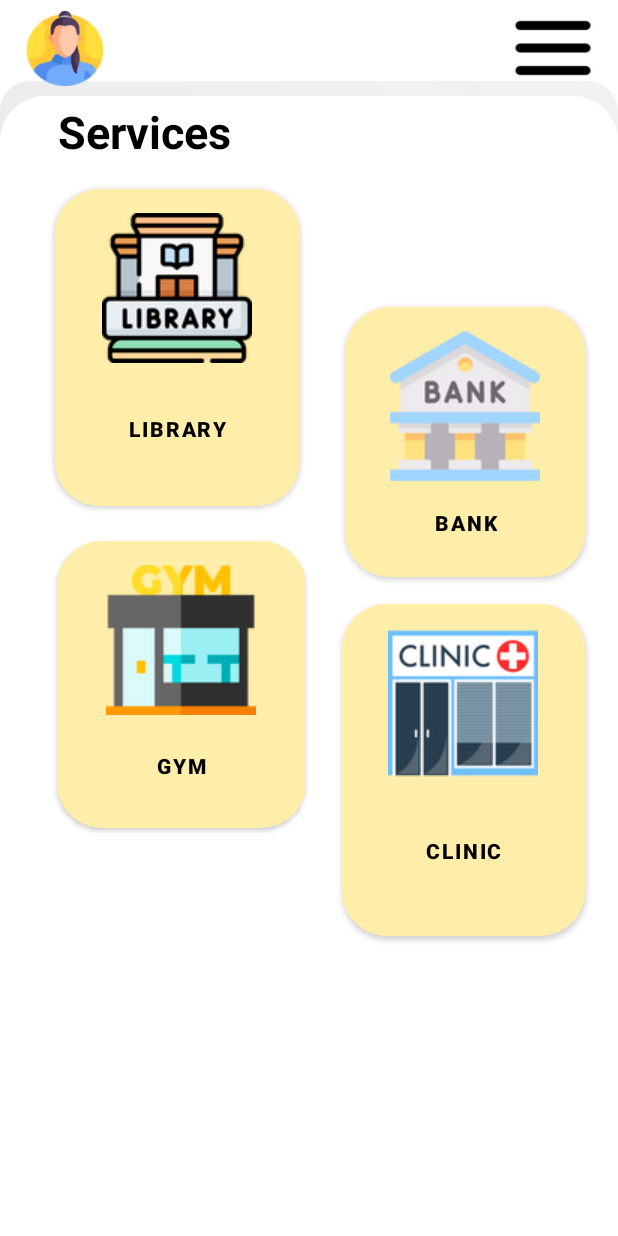
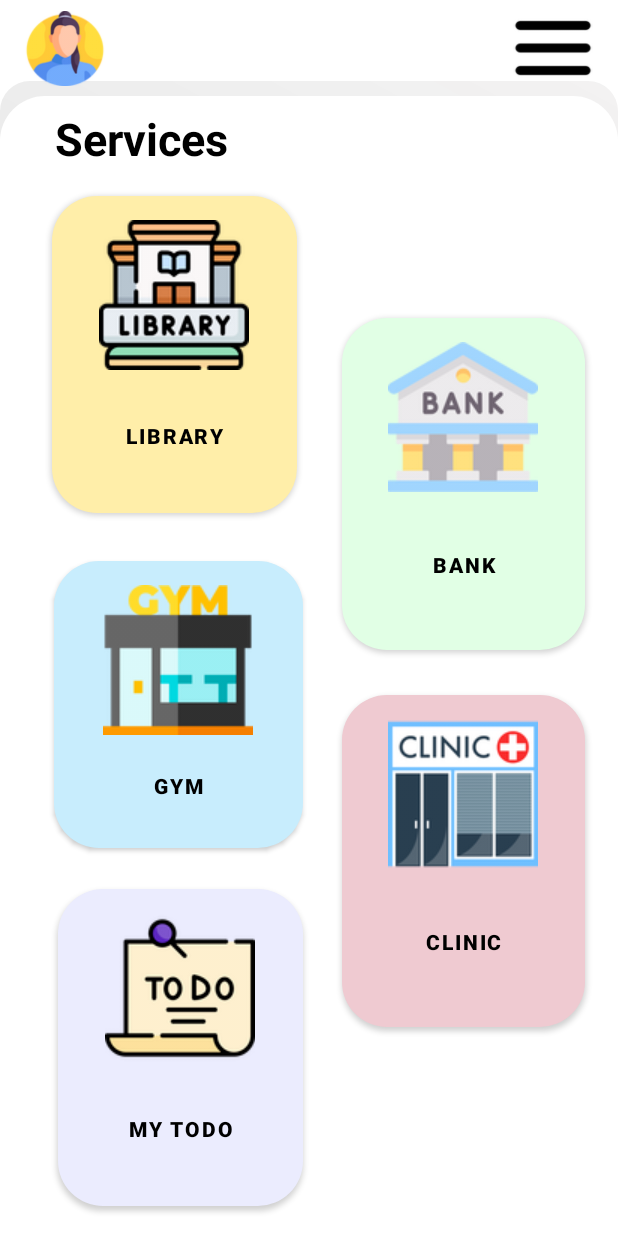
Before and after one commit to GhaidYahya/RitajX, an Android app: the services screen opened directly, with no data from a screen before it, on a phone screen of 412 x 824 dp. Run offline under Robolectric (Android 15) with nearby library versions, the phone set to English and light mode, and no system bars.

Commit message:
GhaidServicesUpdate

```diff
--- a/app/src/main/java/com/example/ritajx/services.java
+++ b/app/src/main/java/com/example/ritajx/services.java
@@ -10,12 +10,29 @@ import android.widget.Button;
 public class services extends AppCompatActivity {
 
     private Button gym_btn;
+    private Button bank_btn;
+    private Button library_btn;
+
+    private Button clinic_btn;
+
+    private Button mytodo_btn;
     @Override
     protected void onCreate(Bundle savedInstanceState) {
         super.onCreate(savedInstanceState);
         setContentView(R.layout.activity_services);
         gym_btn= findViewById(R.id.gym_btn);
+        gym_btn = findViewById(R.id.gym_btn);
+        bank_btn = findViewById(R.id.bank_btn);
+        library_btn = findViewById(R.id.library_btn);
+        clinic_btn = findViewById(R.id.clinic_btn);
+        mytodo_btn = findViewById(R.id.mytodo_btn);
 
+        // Set background colors
+        gym_btn.setBackgroundTintList(getResources().getColorStateList(R.color.purple_200));
+        bank_btn.setBackgroundTintList(getResources().getColorStateList(R.color.sage_green));
+        library_btn.setBackgroundTintList(getResources().getColorStateList(R.color.purple_500));
+        clinic_btn.setBackgroundTintList(getResources().getColorStateList(R.color.pink));
+        mytodo_btn.setBackgroundTintList(getResources().getColorStateList(R.color.lav));
         gym_btn.setOnClickListener(new View.OnClickListener() {
             @Override
             public void onClick(View v) {
--- /dev/null
+++ b/app/src/main/res/drawable/backpink.xml
@@ -0,0 +1,30 @@
+<?xml version="1.0" encoding="utf-8"?>
+<selector xmlns:android="http://schemas.android.com/apk/res/android">
+    <item
+        android:state_pressed="true">
+        <shape android:shape="rectangle">
+            <solid android:color="#fee2df" />
+
+            <corners android:radius="50dp" />
+        </shape>
+    </item>
+    <item
+        android:state_enabled="false">
+        <shape android:shape="rectangle">
+            <solid android:color="#fee2df" />
+            <corners android:radius="50dp" />
+        </shape>
+    </item>
+    <item>
+        <shape xmlns:android="http://schemas.android.com/apk/res/android"
+            android:shape="rectangle"
+            android:padding="10dp">
+            <solid android:color="#fee2df"/>
+            <corners
+                android:bottomRightRadius="30dp"
+                android:bottomLeftRadius="30dp"
+                android:topLeftRadius="30dp"
+                android:topRightRadius="30dp"/>
+        </shape>
+    </item>
+</selector>
--- a/app/src/main/res/layout/activity_services.xml
+++ b/app/src/main/res/layout/activity_services.xml
@@ -21,13 +21,32 @@
 
         <androidx.constraintlayout.widget.ConstraintLayout
             android:layout_width="420dp"
-            android:layout_height="752dp">
+            android:layout_height="757dp">
 
 
             <Button
+                android:id="@+id/mytodo_btn"
+                android:layout_width="163dp"
+                android:layout_height="211dp"
+                android:background="@drawable/round_bg"
+                android:drawableTop="@drawable/rsz_to_do_list"
+                android:elevation="20dp"
+                android:onClick="Todo"
+                android:padding="10dp"
+                android:text="My ToDo"
+                android:textColor="#000000"
+                android:textStyle="bold"
+                app:layout_constraintBottom_toBottomOf="parent"
+                app:layout_constraintEnd_toEndOf="parent"
+                app:layout_constraintHorizontal_bias="0.151"
+                app:layout_constraintStart_toStartOf="parent"
+                app:layout_constraintTop_toTopOf="parent"
+                app:layout_constraintVertical_bias="0.987" />
+
+            <Button
                 android:id="@+id/bank_btn"
-                android:layout_width="160dp"
-                android:layout_height="180dp"
+                android:layout_width="162dp"
+                android:layout_height="221dp"
                 android:background="@drawable/round_bg"
                 android:drawableTop="@drawable/rsz_bank"
                 android:onClick="bank"
@@ -37,10 +56,10 @@
                 android:textStyle="bold"
                 app:layout_constraintBottom_toBottomOf="parent"
                 app:layout_constraintEnd_toEndOf="parent"
-                app:layout_constraintHorizontal_bias="0.884"
+                app:layout_constraintHorizontal_bias="0.883"
                 app:layout_constraintStart_toStartOf="parent"
                 app:layout_constraintTop_toTopOf="parent"
-                app:layout_constraintVertical_bias="0.263" />
+                app:layout_constraintVertical_bias="0.295" />
 
             <Button
                 android:id="@+id/library_btn"
@@ -56,10 +75,10 @@
                 android:textStyle="bold"
                 app:layout_constraintBottom_toBottomOf="parent"
                 app:layout_constraintEnd_toEndOf="parent"
-                app:layout_constraintHorizontal_bias="0.142"
+                app:layout_constraintHorizontal_bias="0.136"
                 app:layout_constraintStart_toStartOf="parent"
                 app:layout_constraintTop_toTopOf="parent"
-                app:layout_constraintVertical_bias="0.133" />
+                app:layout_constraintVertical_bias="0.14" />
 
             <Button
                 android:id="@+id/gym_btn"
@@ -74,16 +93,18 @@
                 android:textStyle="bold"
                 app:layout_constraintBottom_toBottomOf="parent"
                 app:layout_constraintEnd_toEndOf="parent"
-                app:layout_constraintHorizontal_bias="0.149"
+                app:layout_constraintHorizontal_bias="0.141"
                 app:layout_constraintStart_toStartOf="parent"
                 app:layout_constraintTop_toTopOf="parent"
-                app:layout_constraintVertical_bias="0.547" />
+                app:layout_constraintVertical_bias="0.565" />
 
             <Button
                 android:id="@+id/clinic_btn"
                 android:layout_width="162dp"
                 android:layout_height="221dp"
-                android:background="@drawable/round_bg"
+                style="@style/serveC"
+                android:background="@drawable/backpink"
+                android:backgroundTint="@null"
                 android:drawableTop="@drawable/rsz_clinic"
                 android:onClick="clinic"
                 android:padding="10dp"
@@ -95,7 +116,7 @@
                 app:layout_constraintHorizontal_bias="0.883"
                 app:layout_constraintStart_toStartOf="parent"
                 app:layout_constraintTop_toTopOf="parent"
-                app:layout_constraintVertical_bias="0.657" />
+                app:layout_constraintVertical_bias="0.764" />
 
             <TextView
                 android:id="@+id/TitleServ"
--- a/app/src/main/res/values/styles.xml
+++ b/app/src/main/res/values/styles.xml
@@ -16,4 +16,9 @@
         <item name="android:textColor">@color/black</item>
     </style>
 
+    <style name="serveC">
+        <item name="android:backgroundTint">#EFCAD1</item>
+        <item name="android:textColor">@color/black</item>
+    </style>
+
 </resources>
--- a/app/src/main/res/values/themes.xml
+++ b/app/src/main/res/values/themes.xml
@@ -1,5 +1,5 @@
-<resources xmlns:tools="http://schemas.android.com/tools">
-    <!-- Base application theme. -->
+<resources >
+
     <style name="Base.Theme.RitajX" parent="Theme.MaterialComponents.DayNight.NoActionBar">
         <item name="colorPrimary">@color/purple_500</item>
         <item name="colorPrimaryVariant">@color/purple_700</item>
@@ -9,7 +9,7 @@
         <item name="colorSecondaryVariant">@color/teal_700</item>
         <item name="colorOnSecondary">@color/black</item>
         <item name="color">@color/colortransperent</item>
-        <!-- Status bar color. -->
+
         <item name="android:statusBarColor">@color/purple_200</item>
     </style>
 
```
Also changed, not shown: app/src/main/res/drawable/rsz_to_do_list.png (added).
